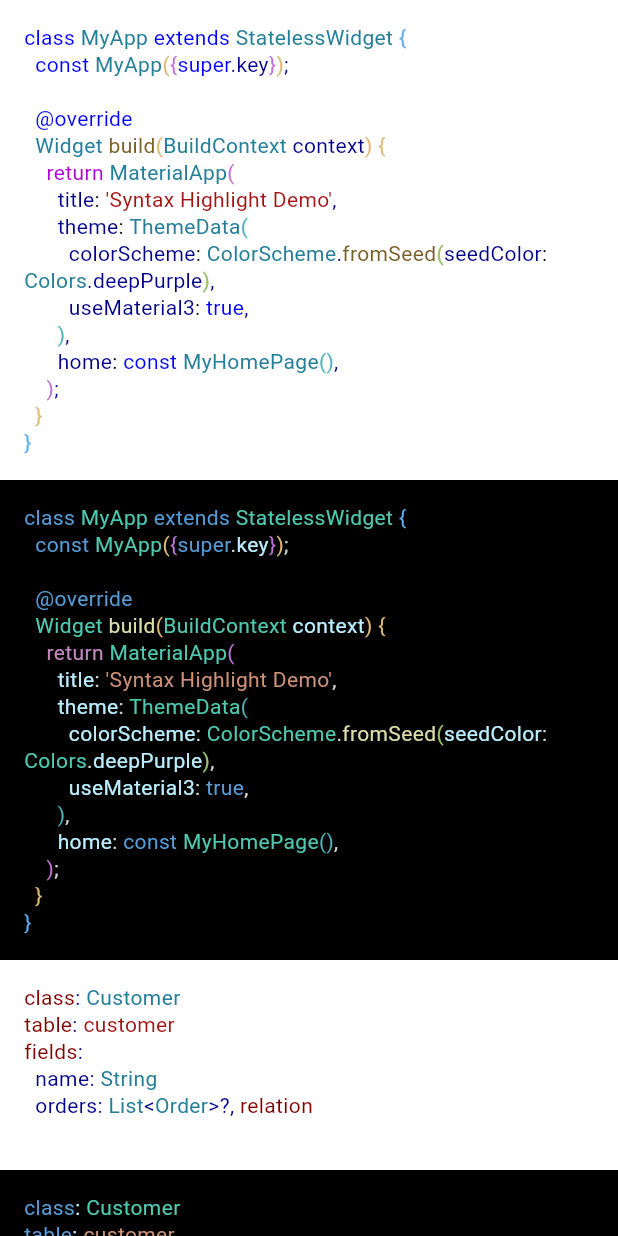
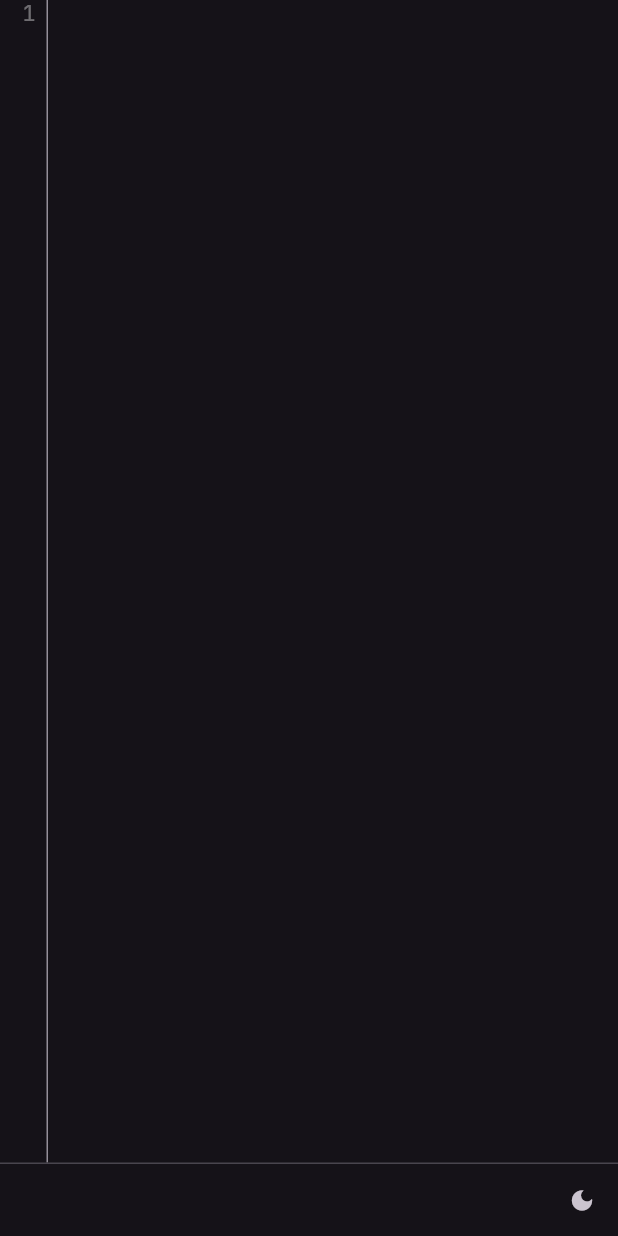
Before and after one commit to serverpod/syntax_highlight, a Flutter app: the screen it shows after launch, on a phone screen of 412 x 824 dp. Run offline on Flutter 3.47's test engine with Material 3 defaults, Android fonts, the phone set to English and light mode, and no system bars; our stand-ins replace google_fonts, string_scanner; missing offline and left inert: super_clipboard.

Commit message:
feat: Adds code editor and bumps version. (#14)
* chore: Updates .gitignore.

* refactor: Temporarily removes JSON.json

* refactor: Re-adds with lower case.

* chore: Bumps version to 0.4.0.

* feat: Adds basic code editor and modifies the example to show the editor.

* feat: Adds rich copy to CodeEditor.

* fix: Correctly sets up the code editing controller.

* fix: Removes debug print.

* feat: Adds support for tab and shift-tab indentation.

* chore: Updates .gitignore.

```diff
--- a/example/lib/main.dart
+++ b/example/lib/main.dart
@@ -2,39 +2,8 @@
 import 'package:google_fonts/google_fonts.dart';
 import 'package:syntax_highlight/syntax_highlight.dart';
 
-// Example code.
-const _code = '''class MyApp extends StatelessWidget {
-  const MyApp({super.key});
-
-  @override
-  Widget build(BuildContext context) {
-    return MaterialApp(
-      title: 'Syntax Highlight Demo',
-      theme: ThemeData(
-        colorScheme: ColorScheme.fromSeed(seedColor: Colors.deepPurple),
-        useMaterial3: true,
-      ),
-      home: const MyHomePage(),
-    );
-  }
-}''';
-
-const _serverpodYaml = '''
-class: Customer
-table: customer
-fields:
-  name: String
-  orders: List<Order>?, relation
-''';
-
-const _json = '{"name":"John", "age":30, "car":null}';
-
 late final Highlighter _dartLightHighlighter;
 late final Highlighter _dartDarkHighlighter;
-late final Highlighter _serverpodProtocolLightYamlHighlighter;
-late final Highlighter _serverpodProtocolDarkYamlHighlighter;
-late final Highlighter _jsonLightHighlighter;
-late final Highlighter _jsonDarkHighlighter;
 
 void main() async {
   WidgetsFlutterBinding.ensureInitialized();
@@ -54,14 +23,6 @@
     language: 'dart',
     theme: lightTheme,
   );
-  _serverpodProtocolLightYamlHighlighter = Highlighter(
-    language: 'serverpod_protocol',
-    theme: lightTheme,
-  );
-  _jsonLightHighlighter = Highlighter(
-    language: 'json',
-    theme: lightTheme,
-  );
 
   // Load the default dark theme and create a highlighter.
   var darkTheme = await HighlighterTheme.loadDarkTheme();
@@ -69,113 +30,101 @@
     language: 'dart',
     theme: darkTheme,
   );
-  _serverpodProtocolDarkYamlHighlighter = Highlighter(
-    language: 'serverpod_protocol',
-    theme: darkTheme,
-  );
-  _jsonDarkHighlighter = Highlighter(
-    language: 'json',
-    theme: darkTheme,
-  );
 
   runApp(const MyApp());
 }
 
-class MyApp extends StatelessWidget {
+class MyApp extends StatefulWidget {
   const MyApp({super.key});
+
+  @override
+  State<MyApp> createState() => _MyAppState();
+}
+
+class _MyAppState extends State<MyApp> {
+  var _brightness = Brightness.dark;
+
+  void _setBrightness(Brightness brightness) {
+    setState(() {
+      _brightness = brightness;
+    });
+  }
 
   @override
   Widget build(BuildContext context) {
     return MaterialApp(
       title: 'Syntax Highlight Demo',
       theme: ThemeData(
-        colorScheme: ColorScheme.fromSeed(seedColor: Colors.deepPurple),
+        colorScheme: ColorScheme.fromSeed(
+          seedColor: Colors.deepPurple,
+          brightness: _brightness,
+        ),
         useMaterial3: true,
       ),
-      home: const MyHomePage(),
+      home: MyHomePage(
+        brightness: _brightness,
+        onSetBrightness: _setBrightness,
+      ),
     );
   }
 }
 
-class MyHomePage extends StatelessWidget {
-  const MyHomePage({Key? key}) : super(key: key);
+class MyHomePage extends StatefulWidget {
+  final Brightness brightness;
+  final void Function(Brightness) onSetBrightness;
+
+  const MyHomePage({
+    Key? key,
+    required this.brightness,
+    required this.onSetBrightness,
+  }) : super(key: key);
+
+  @override
+  State<MyHomePage> createState() => _MyHomePageState();
+}
+
+class _MyHomePageState extends State<MyHomePage> {
+  final _controller = CodeEditorController(
+    lightHighlighter: _dartLightHighlighter,
+    darkHighlighter: _dartDarkHighlighter,
+  );
 
   @override
   Widget build(BuildContext context) {
     return Scaffold(
-      body: ListView(
+      body: Column(
         children: [
-          Container(
-            padding: const EdgeInsets.all(16),
-            color: Colors.white,
-            child: Text.rich(
-              // Highlight the code.
-              _dartLightHighlighter.highlight(_code),
-              style: GoogleFonts.jetBrainsMono(
+          Expanded(
+            child: CodeEditor(
+              textStyle: GoogleFonts.jetBrainsMono(
                 fontSize: 14,
                 height: 1.3,
               ),
+              controller: _controller,
             ),
           ),
-          Container(
-            padding: const EdgeInsets.all(16),
-            color: Colors.black,
-            child: Text.rich(
-              // Highlight the code.
-              _dartDarkHighlighter.highlight(_code),
-              style: GoogleFonts.jetBrainsMono(
-                fontSize: 14,
-                height: 1.3,
+          const Divider(
+            height: 1,
+          ),
+          Row(
+            children: [
+              const Spacer(),
+              IconButton(
+                icon: Icon(
+                  widget.brightness == Brightness.light
+                      ? Icons.light_mode
+                      : Icons.dark_mode,
+                  size: 18,
+                ),
+                onPressed: () {
+                  widget.onSetBrightness(
+                    widget.brightness == Brightness.light
+                        ? Brightness.dark
+                        : Brightness.light,
+                  );
+                },
               ),
-            ),
-          ),
-          Container(
-            padding: const EdgeInsets.all(16),
-            color: Colors.white,
-            child: Text.rich(
-              // Highlight the code.
-              _serverpodProtocolLightYamlHighlighter.highlight(_serverpodYaml),
-              style: GoogleFonts.jetBrainsMono(
-                fontSize: 14,
-                height: 1.3,
-              ),
-            ),
-          ),
-          Container(
-            padding: const EdgeInsets.all(16),
-            color: Colors.black,
-            child: Text.rich(
-              // Highlight the code.
-              _serverpodProtocolDarkYamlHighlighter.highlight(_serverpodYaml),
-              style: GoogleFonts.jetBrainsMono(
-                fontSize: 14,
-                height: 1.3,
-              ),
-            ),
-          ),
-          Container(
-            padding: const EdgeInsets.all(16),
-            color: Colors.white,
-            child: Text.rich(
-              // Highlight the code.
-              _jsonLightHighlighter.highlight(_json),
-              style: GoogleFonts.jetBrainsMono(
-                fontSize: 14,
-                height: 1.3,
-              ),
-            ),
-          ),
-          Container(
-            padding: const EdgeInsets.all(16),
-            color: Colors.black,
-            child: Text.rich(
-              // Highlight the code.
-              _jsonDarkHighlighter.highlight(_json),
-              style: GoogleFonts.jetBrainsMono(
-                fontSize: 14,
-                height: 1.3,
-              ),
-            ),
+            ],
           ),
         ],
       ),
--- /dev/null
+++ b/lib/src/code_editor.dart
@@ -0,0 +1,558 @@
+/// A code editor widget that provides syntax highlighting and line numbers.
+///
+/// This widget creates a text editor with the following features:
+/// * Line numbers in a gutter on the left side.
+/// * Syntax highlighting for supported languages.
+/// * Automatic line wrapping.
+/// * Optional read-only mode.
+///
+/// The editor consists of two main parts:
+/// 1. A line number gutter that automatically updates as text changes.
+/// 2. The main text editing area with syntax highlighting.
+import 'dart:convert';
+import 'dart:math' as math;
+import 'package:super_clipboard/super_clipboard.dart';
+import 'package:flutter/material.dart';
+import 'package:flutter/services.dart';
+import 'package:syntax_highlight/syntax_highlight.dart';
+
+/// Width of the line number gutter in logical pixels
+const _gutterWidth = 40.0;
+
+/// Margin between the gutter and main text area in logical pixels
+const _gutterMargin = 8.0;
+
+/// A code editor widget with syntax highlighting and line numbers.
+class CodeEditor extends StatefulWidget {
+  /// Creates a code editor widget.
+  ///
+  /// The [textStyle] parameter defines the base text style for the editor content.
+  /// The [controller] parameter manages the text content and syntax highlighting.
+  /// Set [readOnly] to true to prevent editing of the content.
+  const CodeEditor({
+    required this.textStyle,
+    required this.controller,
+    this.readOnly = false,
+    super.key,
+  });
+
+  /// The base text style for the editor content.
+  final TextStyle textStyle;
+
+  /// Controller that manages the text content and syntax highlighting.
+  final CodeEditorController controller;
+
+  /// Whether the editor content can be modified.
+  ///
+  /// When true, the editor becomes read-only and user input is ignored.
+  final bool readOnly;
+
+  @override
+  State<CodeEditor> createState() => _CodeEditorState();
+}
+
+class _CodeEditorState extends State<CodeEditor> {
+  final _lineNumberController = TextEditingController();
+  double? _codeFieldWidth;
+  final _codeScrollController = ScrollController();
+  final _lineNumberScrollController = ScrollController();
+
+  @override
+  void initState() {
+    super.initState();
+    widget.controller.addListener(() {
+      _lineNumberController.text = _computeLineNumbers();
+    });
+
+    _codeScrollController.addListener(() {
+      _lineNumberScrollController.jumpTo(_codeScrollController.offset);
+    });
+  }
+
+  @override
+  Widget build(BuildContext context) {
+    // Key combos for all platforms
+    final combos = <LogicalKeySet>{
+      LogicalKeySet(
+        LogicalKeyboardKey.meta,
+        LogicalKeyboardKey.keyC,
+      ), // macOS/web on Mac
+      LogicalKeySet(
+        LogicalKeyboardKey.control,
+        LogicalKeyboardKey.keyC,
+      ), // Windows/Linux/web on PC
+    };
+
+    return Row(
+      crossAxisAlignment: CrossAxisAlignment.stretch,
+      children: [
+        Container(
+          width: _gutterWidth - _gutterMargin,
+          padding: const EdgeInsets.only(right: 4.0),
+          margin: const EdgeInsets.only(right: _gutterMargin),
+          decoration: BoxDecoration(
+            border: Border(
+              right: BorderSide(
+                color: Theme.of(context).dividerColor,
+              ),
+            ),
+          ),
+          child: IgnorePointer(
+            child: ScrollConfiguration(
+              behavior: const _HiddenHandleScrollBehavior(),
+              child: TextField(
+                scrollController: _lineNumberScrollController,
+                readOnly: true,
+                scrollPadding: EdgeInsets.zero,
+                style: widget.textStyle.copyWith(
+                  color: Theme.of(context).disabledColor,
+                ),
+                controller: _lineNumberController,
+                textAlign: TextAlign.right,
+                maxLines: null,
+                expands: true,
+                decoration: null,
+              ),
+            ),
+          ),
+        ),
+        Expanded(
+          child: LayoutBuilder(builder: (context, constraints) {
+            var codeFieldWidth = constraints.maxWidth;
+            if (codeFieldWidth != _codeFieldWidth) {
+              _codeFieldWidth = codeFieldWidth;
+              WidgetsBinding.instance.addPostFrameCallback((_) {
+                _lineNumberController.text = _computeLineNumbers();
+              });
+            }
+
+            return Shortcuts(
+              shortcuts: {
+                for (final c in combos) c: const _CopyIntent(),
+                LogicalKeySet(LogicalKeyboardKey.tab): const _TabIntent(),
+                LogicalKeySet(LogicalKeyboardKey.shift, LogicalKeyboardKey.tab):
+                    const _ShiftTabIntent(),
+              },
+              child: Actions(
+                actions: {
+                  _CopyIntent: _CopyAction(widget.controller, context),
+                  _TabIntent: _TabAction(widget.controller),
+                  _ShiftTabIntent: _ShiftTabAction(widget.controller),
+                },
+                child: TextField(
+                  readOnly: widget.readOnly,
+                  scrollPadding: EdgeInsets.zero,
+                  scrollController: _codeScrollController,
+                  style: widget.textStyle,
+                  controller: widget.controller,
+                  maxLines: null,
+                  expands: true,
+                  decoration: null,
+                ),
+              ),
+            );
+          }),
+        ),
+      ],
+    );
+  }
+
+  String _computeLineNumbers() {
+    if (_codeFieldWidth == null) {
+      return '';
+    }
+
+    var text = widget.controller.text;
+    var textPainter = TextPainter(
+      textDirection: TextDirection.ltr,
+      text: TextSpan(
+        text: text,
+        style: widget.textStyle,
+      ),
+    );
+    textPainter.layout(
+      maxWidth: _codeFieldWidth!,
+    );
+
+    var lineNumberText = '';
+    var lineNumber = 1;
+    var wroteLineNumber = false;
+    var metrics = textPainter.computeLineMetrics();
+
+    for (var metric in metrics) {
+      if (!wroteLineNumber) {
+        lineNumberText += '$lineNumber\n';
+        lineNumber += 1;
+        wroteLineNumber = true;
+      } else {
+        lineNumberText += '\n';
+      }
+
+      if (metric.hardBreak) {
+        wroteLineNumber = false;
+      }
+    }
+
+    if (lineNumberText.isEmpty) {
+      lineNumberText = '1';
+    }
+
+    return lineNumberText;
+  }
+}
+
+/// A specialized [TextEditingController] that provides syntax highlighting.
+///
+/// This controller extends the standard text editing controller to add
+/// language-specific syntax highlighting to the text content.
+class CodeEditorController extends TextEditingController {
+  /// Creates a code editor controller.
+  ///
+  /// The [text] parameter sets the initial text content.
+  /// The [language] parameter specifies the programming language for syntax highlighting.
+  /// Defaults to 'dart' if not specified.
+  CodeEditorController({
+    super.text,
+    required this.lightHighlighter,
+    required this.darkHighlighter,
+  });
+
+  /// The highlighter instance used in light theme mode.
+  final Highlighter lightHighlighter;
+
+  /// The highlighter instance used in dark theme mode.
+  final Highlighter darkHighlighter;
+
+  @override
+  TextSpan buildTextSpan({
+    required BuildContext context,
+    TextStyle? style,
+    required bool withComposing,
+  }) {
+    var highlighted = Theme.of(context).brightness == Brightness.light
+        ? lightHighlighter.highlight(text)
+        : darkHighlighter.highlight(text);
+
+    return TextSpan(
+      style: style,
+      children: [highlighted],
+    );
+  }
+}
+
+/// A custom scroll behavior that hides the scrollbar.
+///
+/// This is used for the line number gutter to ensure it matches
+/// the main text area's scrolling without showing its own scrollbar.
+class _HiddenHandleScrollBehavior extends ScrollBehavior {
+  const _HiddenHandleScrollBehavior();
+
+  @override
+  Widget buildScrollbar(
+      BuildContext context, Widget child, ScrollableDetails details) {
+    return child;
+  }
+}
+
+class _CopyAction extends Action<_CopyIntent> {
+  _CopyAction(
+    this._textEditingController,
+    this._context,
+  );
+
+  final TextEditingController _textEditingController;
+  final BuildContext _context;
+
+  @override
+  Object? invoke(_CopyIntent intent) {
+    final html = _getSelectedTextAsHtml(_textEditingController, _context);
+
+    // TODO: Use the HTML output for clipboard or other purposes
+    // For now, just copy the plain text
+    final text = _textEditingController.selection
+        .textInside(_textEditingController.text);
+
+    if (text.isNotEmpty) {
+      final clipboard = SystemClipboard.instance;
+      if (clipboard != null) {
+        final item = DataWriterItem();
+        item.add(Formats.plainText(text));
+        if (html.isNotEmpty) {
+          final wrappedHtml =
+              "<meta charset='utf-8'><meta charset=\"utf-8\"><b style=\"font-weight:normal;\"><span style=\"font-size:12pt;font-family:'JetBrains Mono',monospace;color:#c6f7ff;background-color:transparent;font-weight:700;font-style:normal;font-variant:normal;text-decoration:none;vertical-align:baseline;white-space:pre;white-space:pre-wrap;\">$html</span></b>";
+          item.add(Formats.htmlText(wrappedHtml));
+        }
+        clipboard.write([item]);
+      } else {
+        Clipboard.setData(ClipboardData(text: text));
+      }
+    }
+    return null;
+  }
+}
+
+class _CopyIntent extends Intent {
+  const _CopyIntent();
+}
+
+class _TabAction extends Action<_TabIntent> {
+  _TabAction(
+    this._textEditingController,
+  );
+
+  final TextEditingController _textEditingController;
+
+  @override
+  Object? invoke(_TabIntent intent) {
+    final selection = _textEditingController.selection;
+    final text = _textEditingController.text;
+
+    if (selection.isCollapsed) {
+      // Single cursor - insert 2 spaces
+      final newText = text.substring(0, selection.start) +
+          '  ' +
+          text.substring(selection.end);
+      _textEditingController.text = newText;
+      _textEditingController.selection = TextSelection.collapsed(
+        offset: selection.start + 2,
+      );
+    } else {
+      // Multi-line selection - indent each line from the beginning
+      final start = selection.start;
+      final end = selection.end;
+
+      // Find the start of the first line that contains selection
+      int lineStart = start;
+      while (lineStart > 0 && text[lineStart - 1] != '\n') {
+        lineStart--;
+      }
+
+      // Find the end of the last line that contains selection
+      int lineEnd = end;
+      while (lineEnd < text.length && text[lineEnd] != '\n') {
+        lineEnd++;
+      }
+
+      // Get the text from the start of first line to end of last line
+      final fullLineText = text.substring(lineStart, lineEnd);
+      final lines = fullLineText.split('\n');
+      final indentedLines = lines.map((line) => '  $line').join('\n');
+
+      final newText = text.substring(0, lineStart) +
+          indentedLines +
+          text.substring(lineEnd);
+      _textEditingController.text = newText;
+
+      // Maintain selection but adjust for added spaces and line boundaries
+      final addedSpaces = lines.length * 2;
+      final startOffset = start - lineStart;
+      final endOffset = end - lineStart;
+
+      _textEditingController.selection = TextSelection(
+        baseOffset: lineStart + startOffset + (start == lineStart ? 2 : 0),
+        extentOffset: lineStart + endOffset + addedSpaces,
+      );
+    }
+    return null;
+  }
+}
+
+class _TabIntent extends Intent {
+  const _TabIntent();
+}
+
+class _ShiftTabAction extends Action<_ShiftTabIntent> {
+  _ShiftTabAction(
+    this._textEditingController,
+  );
+
+  final TextEditingController _textEditingController;
+
+  @override
+  Object? invoke(_ShiftTabIntent intent) {
+    final selection = _textEditingController.selection;
+    final text = _textEditingController.text;
+
+    if (selection.isCollapsed) {
+      // Single cursor - insert 2 spaces
+      final newText = text.substring(0, selection.start) +
+          '  ' +
+          text.substring(selection.end);
+      _textEditingController.text = newText;
+      _textEditingController.selection = TextSelection.collapsed(
+        offset: selection.start + 2,
+      );
+    } else {
+      // Multi-line selection - unindent each line by 2 spaces
+      final start = selection.start;
+      final end = selection.end;
+
+      // Find the start of the first line that contains selection
+      int lineStart = start;
+      while (lineStart > 0 && text[lineStart - 1] != '\n') {
+        lineStart--;
+      }
+
+      // Find the end of the last line that contains selection
+      int lineEnd = end;
+      while (lineEnd < text.length && text[lineEnd] != '\n') {
+        lineEnd++;
+      }
+
+      // Get the text from the start of first line to end of last line
+      final fullLineText = text.substring(lineStart, lineEnd);
+      final lines = fullLineText.split('\n');
+      final unindentedLines = lines.map((line) {
+        if (line.startsWith('  ')) {
+          return line.substring(2);
+        }
+        return line;
+      }).join('\n');
+
+      final newText = text.substring(0, lineStart) +
+          unindentedLines +
+          text.substring(lineEnd);
+      _textEditingController.text = newText;
+
+      // Calculate how many spaces were removed
+      int removedSpaces = 0;
+      for (final line in lines) {
+        if (line.startsWith('  ')) {
+          removedSpaces += 2;
+        }
+      }
+
+      // Maintain selection but adjust for removed spaces and line boundaries
+      final startOffset = start - lineStart;
+      final endOffset = end - lineStart;
+
+      _textEditingController.selection = TextSelection(
+        baseOffset: lineStart + startOffset,
+        extentOffset: lineStart + endOffset - removedSpaces,
+      );
+    }
+    return null;
+  }
+}
+
+class _ShiftTabIntent extends Intent {
+  const _ShiftTabIntent();
+}
+
+/// Converts the selected text range to HTML, preserving syntax highlighting colors.
+///
+/// This function requires a BuildContext to properly build the text span with styling.
+/// Returns an empty string if no text is selected or if the selection is invalid.
+String _getSelectedTextAsHtml(
+    TextEditingController controller, BuildContext context) {
+  // Get the current selection
+  final TextSelection selection = controller.selection;
+  if (!selection.isValid || selection.isCollapsed) {
+    return '';
+  }
+
+  // Get the selected text
+  final String selectedText = selection.textInside(controller.text);
+  if (selectedText.isEmpty) {
+    return '';
+  }
+
+  // Get the full text span with styling
+  final TextSpan fullTextSpan = controller.buildTextSpan(
+    context: context,
+    withComposing: false,
+  );
+
+  final StringBuffer html = StringBuffer();
+  const htmlEscape = HtmlEscape();
+
+  _processTextSpan(fullTextSpan, 0, selection, html, htmlEscape);
+  return html.toString();
+}
+
+/// Converts a Flutter Color to CSS hex format.
+String _colorToCss(Color? color) {
+  if (color == null) return 'inherit';
+  return '#${color.toARGB32().toRadixString(16).padLeft(8, '0').substring(2)}';
+}
+
+/// Computes the total number of text characters contained in this span,
+/// including all descendants. This is used to advance the running
+/// position correctly while traversing the tree.
+int _textSpanLength(TextSpan span) {
+  var length = 0;
+  if (span.text != null) {
+    length += span.text!.length;
+  }
+  if (span.children != null) {
+    for (final child in span.children!) {
+      if (child is TextSpan) {
+        length += _textSpanLength(child);
+      }
+    }
+  }
+  return length;
+}
+
+/// Recursive function to process text spans within the selection range
+void _processTextSpan(
+  TextSpan span,
+  int currentPosition,
+  TextSelection selection,
+  StringBuffer html,
+  HtmlEscape htmlEscape,
+) {
+  if (span.children != null) {
+    for (final child in span.children!) {
+      if (child is TextSpan) {
+        final childLength = _textSpanLength(child);
+        // Recurse into the child; only leaves emit text
+        _processTextSpan(child, currentPosition, selection, html, htmlEscape);
+        currentPosition += childLength;
+      }
+    }
+  } else if (span.text != null) {
+    _processTextSpanContent(span, currentPosition, selection, html, htmlEscape);
+  }
+}
+
+/// Processes the content of a text span that contains actual text.
+void _processTextSpanContent(
+  TextSpan span,
+  int currentPosition,
+  TextSelection selection,
+  StringBuffer html,
+  HtmlEscape htmlEscape,
+) {
+  final String text = span.text!;
+  final textLength = text.length;
+
+  // Check if this text overlaps with the selection
+  if (currentPosition < selection.end &&
+      currentPosition + textLength > selection.start) {
+    // Calculate the overlap
+    final start = math.max(selection.start - currentPosition, 0);
+    final end = math.min(selection.end - currentPosition, textLength);
+
+    if (start < end) {
+      final overlappingText = text.substring(start, end);
+      _writeHtmlText(overlappingText, span.style?.color, html, htmlEscape);
+    }
+  }
+}
+
+/// Writes the text content to HTML with appropriate styling.
+void _writeHtmlText(
+  String text,
+  Color? color,
+  StringBuffer html,
+  HtmlEscape htmlEscape,
+) {
+  if (color != null) {
+    html.write('<span style="color: ${_colorToCss(color)}">');
+    html.write(htmlEscape.convert(text));
+    html.write('</span>');
+  } else {
+    html.write(htmlEscape.convert(text));
+  }
+}
--- a/lib/syntax_highlight.dart
+++ b/lib/syntax_highlight.dart
@@ -1,3 +1,4 @@
 library syntax_highlight;
 
 export 'src/highlighter.dart';
+export 'src/code_editor.dart';
--- a/pubspec.yaml
+++ b/pubspec.yaml
@@ -12,6 +12,7 @@ dependencies:
     sdk: flutter
   collection: ^1.17.1
   string_scanner: ^1.2.0
+  super_clipboard: ^0.9.1
 
 dev_dependencies:
   flutter_test:
```
Also changed, not shown: example/pubspec.lock, 2 other files.
